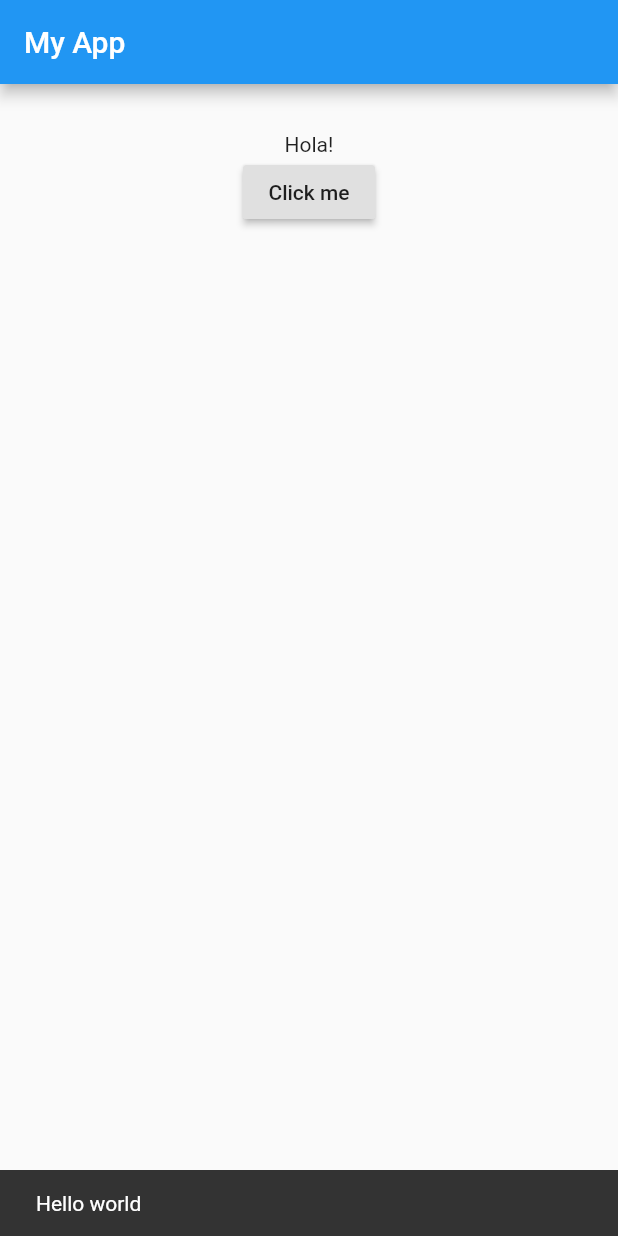
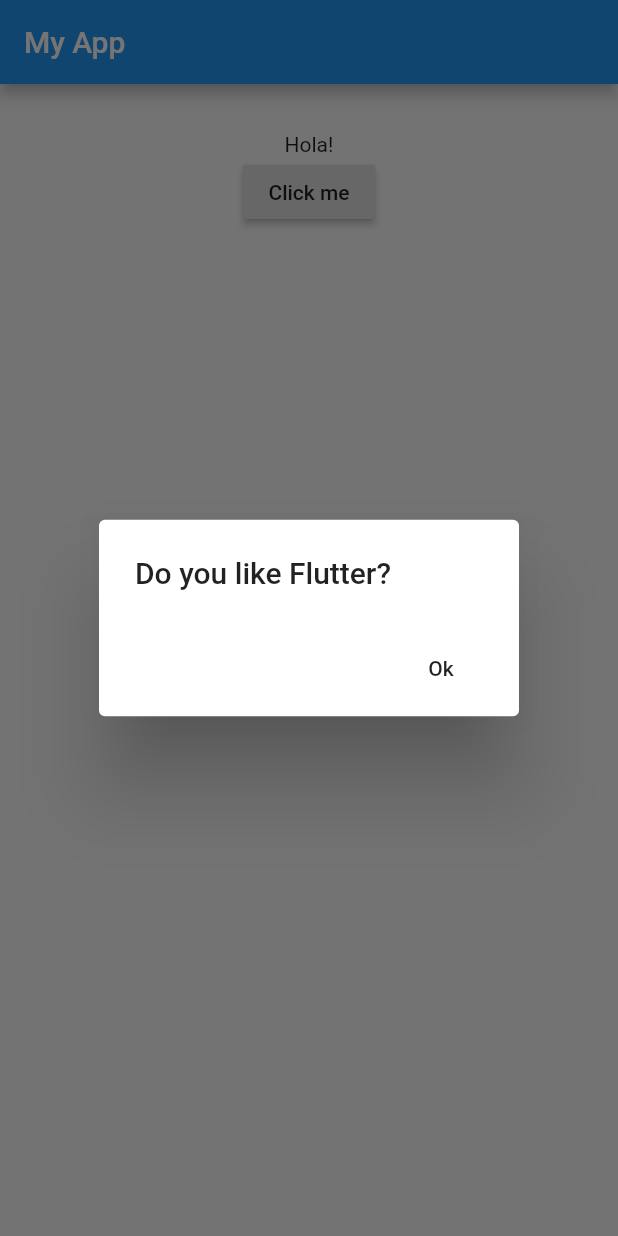
Before and after one commit to geordanex/Flutter-showcase, a Flutter app: the screen it shows after launch, after a tap on "Click me", on a phone screen of 412 x 824 dp. Run offline on Flutter 3.47's test engine with Material 2 defaults, Android fonts, the phone set to English and light mode, and no system bars.

Commit message:
Implementacion de Alert Dialog

```diff
--- a/lib/main.dart
+++ b/lib/main.dart
@@ -1,4 +1,5 @@
 import 'package:flutter/material.dart';
+import 'dart:async';
 
 void main() => runApp(MaterialApp(home: MyApp()));
 
@@ -10,18 +11,23 @@ class MyApp extends StatefulWidget {
 class _State extends State<MyApp> {
   String _value = 'Hola!';
 
-  final GlobalKey<ScaffoldState> _scafoldstate = new GlobalKey<ScaffoldState>();
-
-  void _showBar() {
-    _scafoldstate.currentState.showSnackBar(new SnackBar(
-      content: new Text('Hello world'),
-    ));
+  Future _showAlert(BuildContext context, String message) async {
+    return showDialog(
+        context: context,
+        child: new AlertDialog(
+          title: new Text(message),
+          actions: <Widget>[
+            new FlatButton(
+              onPressed: () => Navigator.pop(context),
+              child: new Text('Ok'),
+            )
+          ],
+        ));
   }
 
   @override
   Widget build(BuildContext context) {
     return new Scaffold(
-      key: _scafoldstate,
       appBar: new AppBar(
         title: new Text('My App'),
       ),
@@ -32,7 +38,7 @@ class _State extends State<MyApp> {
             children: <Widget>[
               new Text(_value),
               new RaisedButton(
-                onPressed: _showBar,
+                onPressed: () => _showAlert(context, 'Do you like Flutter?'),
                 child: new Text('Click me'),
               )
             ],
```
